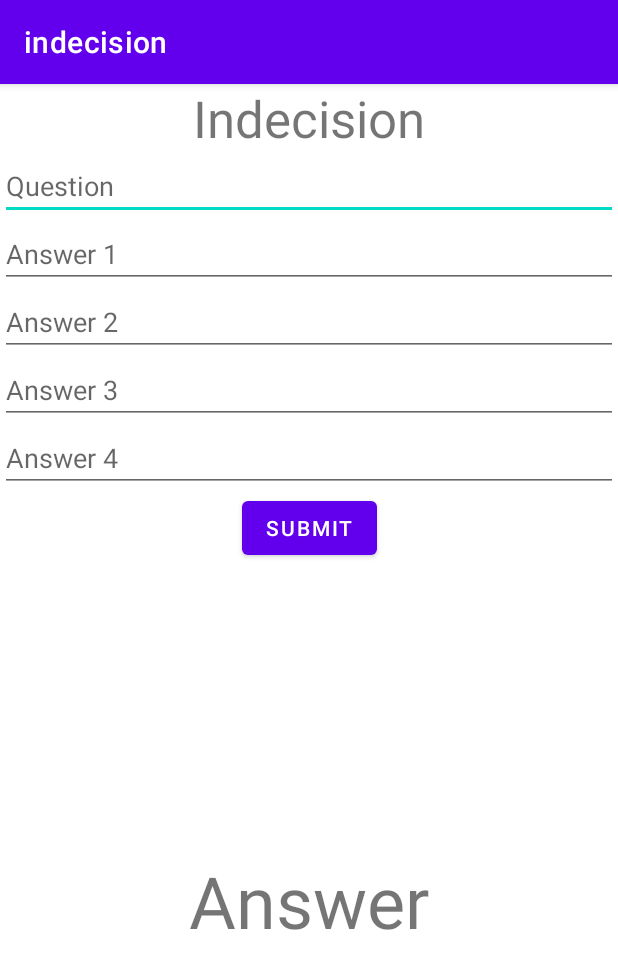
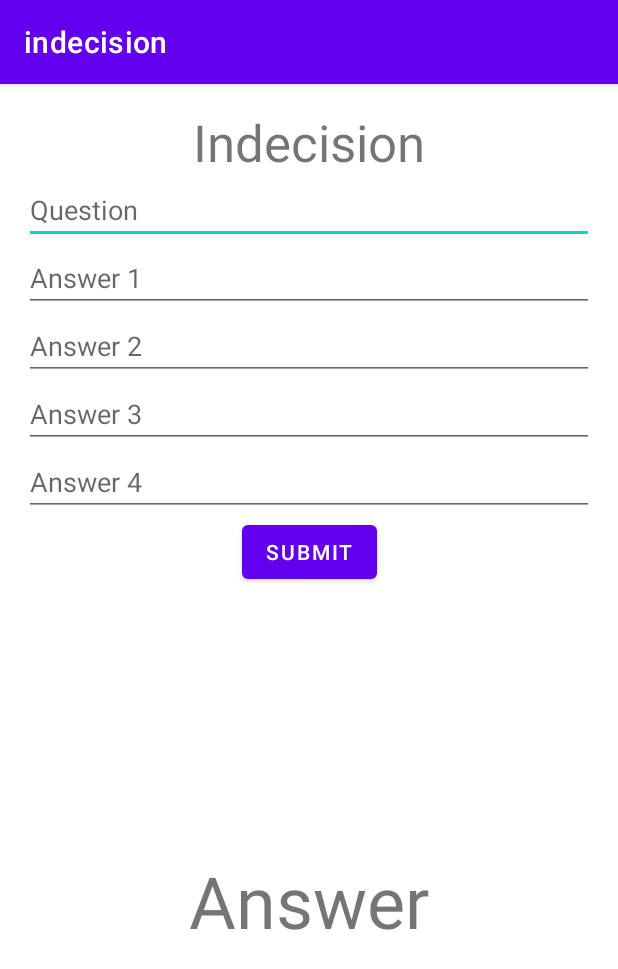
Before and after one commit to Christinamawel/indecision, an Android app: the screen it shows after launch (MainActivity), on a phone screen of 412 x 824 dp. Shown: the top 969 px of the screen. Run offline under Robolectric (Android 15) with nearby library versions, the phone set to English and light mode, and no system bars.

Commit message:
log learning

```diff
--- a/app/src/main/res/layout/activity_main.xml
+++ b/app/src/main/res/layout/activity_main.xml
@@ -4,6 +4,7 @@
     xmlns:tools="http://schemas.android.com/tools"
     android:layout_width="match_parent"
     android:layout_height="match_parent"
+    android:padding="16dp"
     tools:context=".MainActivity">
 
     <TextView
@@ -68,8 +69,7 @@
         android:text="Submit"
         app:layout_constraintEnd_toEndOf="parent"
         app:layout_constraintStart_toStartOf="parent"
-        app:layout_constraintTop_toBottomOf="@+id/answerFour"
-        />
+        app:layout_constraintTop_toBottomOf="@+id/answerFour" />
 
     <TextView
         android:id="@+id/answer"
```
Also changed, not shown: 1 other file.
